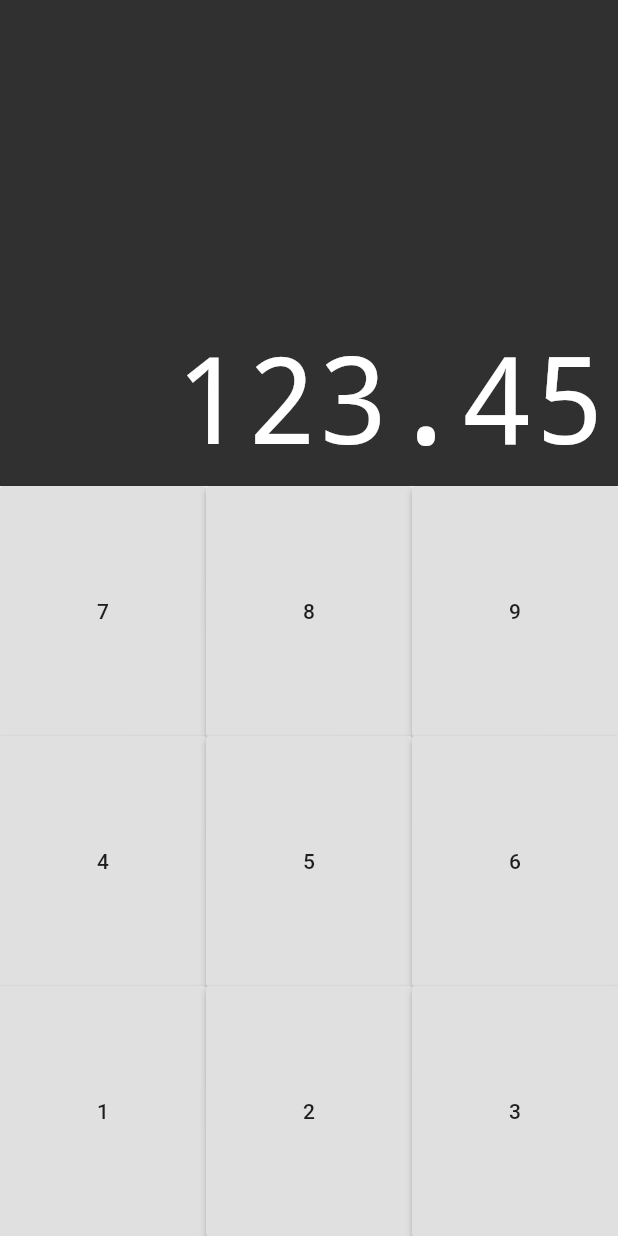
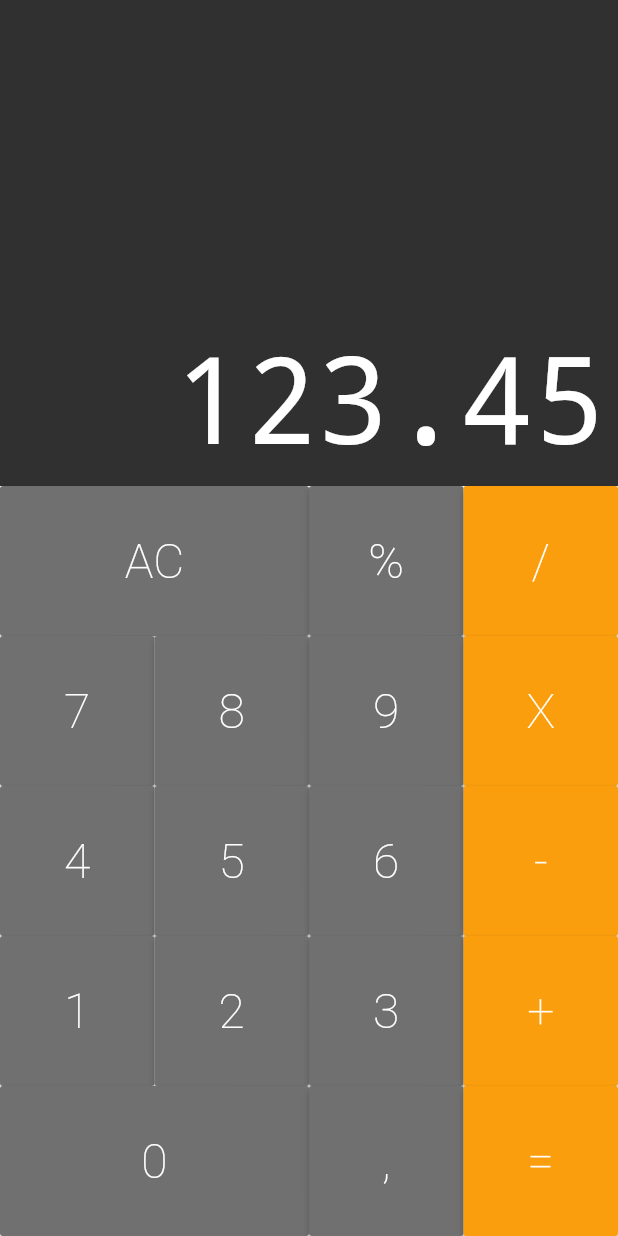
Before and after one commit to GiovannaMS/calculadora_flutter, a Flutter app: the screen it shows after launch, on a phone screen of 412 x 824 dp. Run offline on Flutter 3.47's test engine with Material 2 defaults, Android fonts, the phone set to English and light mode, and no system bars; drawn by our look-alikes of auto_size_text.

Commit message:
estilizacao dos botoes

```diff
--- a/lib/components/button.dart
+++ b/lib/components/button.dart
@@ -1,19 +1,49 @@
+// ignore_for_file: prefer_const_constructors
+
 import 'package:flutter/material.dart';
 import 'package:flutter/foundation.dart';
 
 class Button extends StatelessWidget {
+  static const DARK = Color.fromRGBO(82, 82, 82, 1);
+  static const DEFAULT = Color.fromRGBO(112, 112, 112, 1);
+  static const OPERATION = Color.fromRGBO(250, 158, 13, 1);
+
   final String text; //espera receber uma string
+  final bool big; //para botões maiores
+  final Color color;
 
   Button({
     required this.text, //recebe um text por parâmetro
+    this.big = false, //false por padrão
+    this.color = DEFAULT,
+  });
+
+  Button.big({
+  required this.text, //recebe um text por parâmetro
+  this.big = true, //true por padrão
+  this.color = DEFAULT,
+  });
+
+  Button.operation({
+  required this.text, //recebe um text por parâmetro
+  this.big = false, //false por padrão
+  this.color = OPERATION,
   });
 
   @override
   Widget build(BuildContext context) {
     return Expanded( //expande a fileira de botões por toda a largura da tela
-      flex: 1,
+      flex: big ? 2 : 1, //se for um botão grande é flex 2 senão é 1
       child: RaisedButton(
-        child: Text(text), //um child do tipo texto com o text recebido por parâmetro
+        color: this.color, //cor do fundo dos botões
+        child: Text(
+          text,
+          style: TextStyle( //estiliza os valores dos botões
+            color: Colors.white,
+            fontSize: 32,
+            fontWeight: FontWeight.w200,
+          ),
+        ), //um child do tipo texto com o text recebido por parâmetro
         onPressed: () {},
       ),
     );
--- a/lib/components/keyboard.dart
+++ b/lib/components/keyboard.dart
@@ -12,19 +12,32 @@ class Keyboard extends StatelessWidget {
       child: Column(
         children: <Widget>[
           ButtonRow([
+            Button.big(text: 'AC'),
+            Button(text: '%'),
+            Button.operation(text: '/'),
+          ]),
+          ButtonRow([
             Button(text: '7'),
             Button(text: '8'),
             Button(text: '9'),
+            Button.operation(text: 'X'),
           ]),
           ButtonRow([
             Button(text: '4'),
             Button(text: '5'),
             Button(text: '6'),
+            Button.operation(text: '-'),
           ]),
           ButtonRow([
             Button(text: '1'),
             Button(text: '2'),
             Button(text: '3'),
+            Button.operation(text: '+'),
+          ]),
+          ButtonRow([
+            Button.big(text: '0'),
+            Button(text: ','),
+            Button.operation(text: '='),
           ]),
         ],
       ),
--- a/pubspec.yaml
+++ b/pubspec.yaml
@@ -30,6 +30,7 @@ dependencies:
   flutter:
     sdk: flutter
   auto_size_text: ^2.1.0 #ajusta o tamanho do texto no display automaticamente
+  http:
 
 
   # The following adds the Cupertino Icons font to your application.
```
Also changed, not shown: pubspec.lock, 1 other file.
